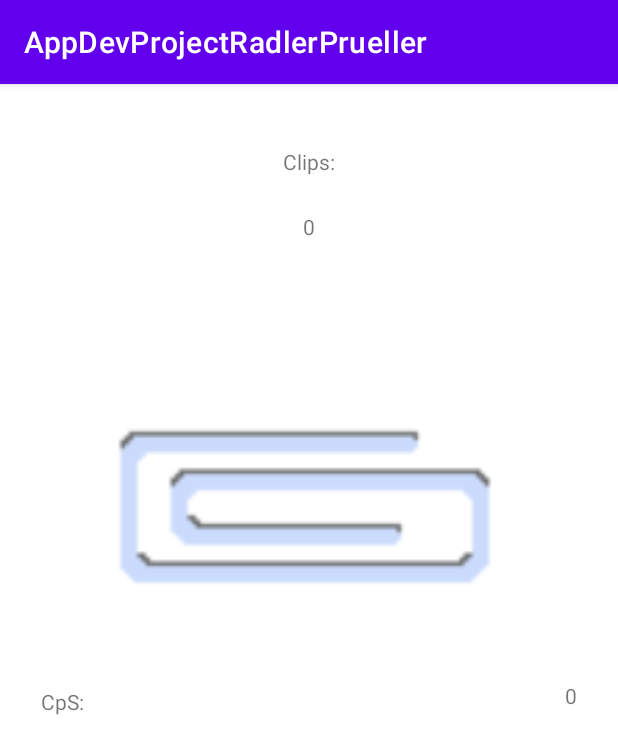
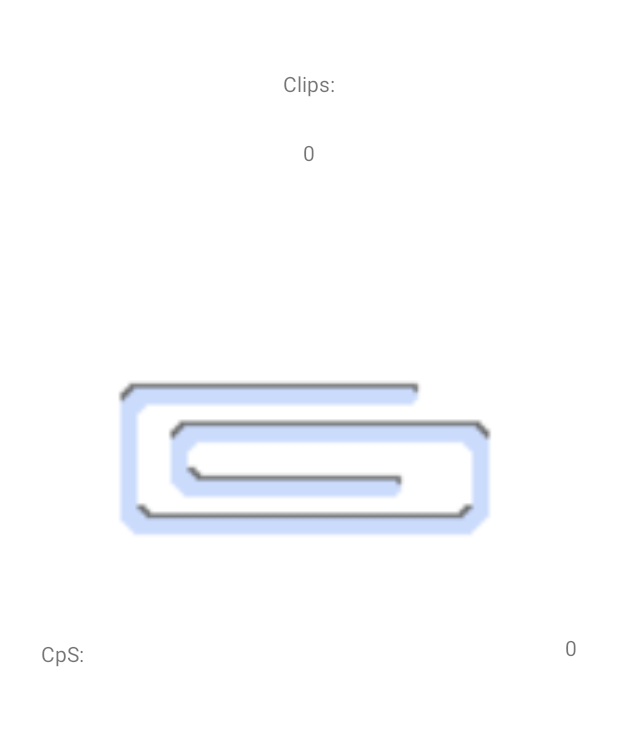
Before and after one commit to SampaiWasTaken/ClipperClicker, an Android app: the screen it shows after launch (MainActivity), on a phone screen of 412 x 824 dp. Shown: the top 754 px of the screen. Run offline under Robolectric (Android 15) with nearby library versions, the phone set to English and light mode, and no system bars; our stand-ins replace Room's generated code; 21 statements that could not run were skipped.

Commit message:
Remove action bar

```diff
--- a/app/src/main/res/values/themes.xml
+++ b/app/src/main/res/values/themes.xml
@@ -1,6 +1,6 @@
 <resources xmlns:tools="http://schemas.android.com/tools">
     <!-- Base application theme. -->
-    <style name="Theme.AppDevProjectRadlerPrueller" parent="Theme.MaterialComponents.DayNight.DarkActionBar">
+    <style name="Theme.AppDevProjectRadlerPrueller" parent="Theme.MaterialComponents.DayNight.NoActionBar">
         <!-- Primary brand color. -->
         <item name="colorPrimary">@color/purple_500</item>
         <item name="colorPrimaryVariant">@color/purple_700</item>
```
